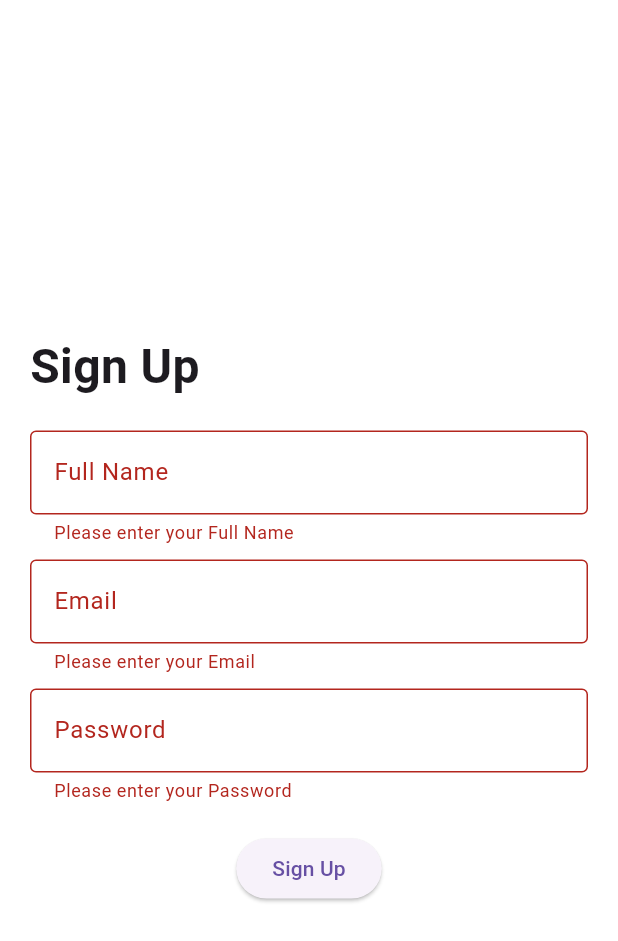
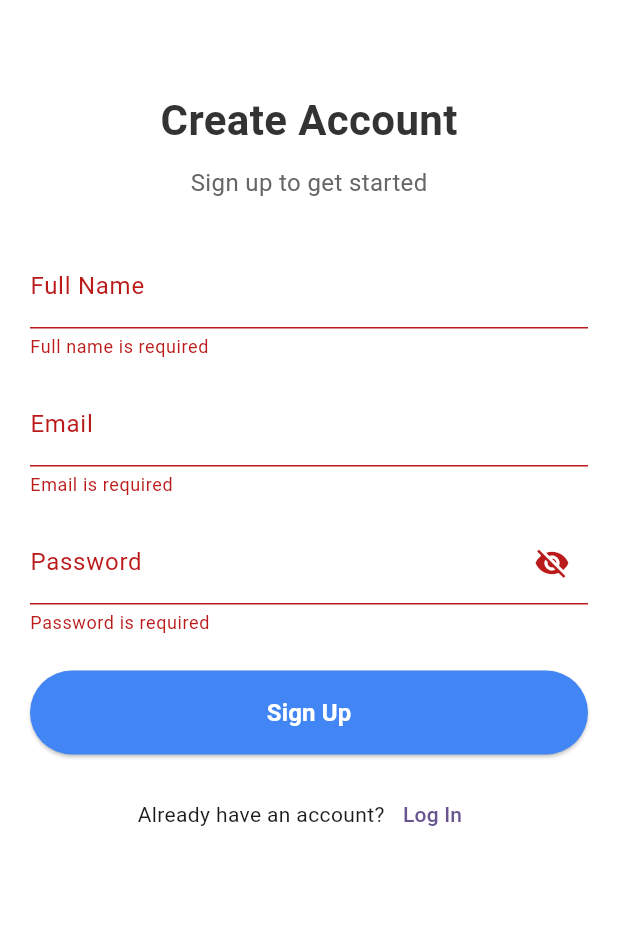
Before and after one commit to KarikariSamuelZachary/AsthmaGuard, a Flutter app: the screen it shows after launch, after a tap on "Sign Up", on a phone screen of 412 x 824 dp. Shown: the top 941 px of the screen. Run offline on Flutter 3.47's test engine with Material 3 defaults, Android fonts, the phone set to English and light mode, and no system bars; drawn by our look-alikes of flutter_animate.

Commit message:
Minor changes

```diff
--- a/mobile/lib/main.dart
+++ b/mobile/lib/main.dart
@@ -1,128 +1,28 @@
 import 'package:flutter/material.dart';
-import 'screens/signup_page.dart';
+import 'screens/auth/signup_page.dart';
+import 'screens/auth/dashboard_screen.dart'; // This should define DashboardScreen
 
 void main() {
-  runApp(MaterialApp(
-    home: SignupPage(), // Make sure this points to your signup page
-  ));
+  runApp(MyApp());
 }
 
 class MyApp extends StatelessWidget {
   const MyApp({super.key});
 
-  // This widget is the root of your application.
   @override
   Widget build(BuildContext context) {
     return MaterialApp(
       title: 'Flutter Demo',
+      debugShowCheckedModeBanner: false,
       theme: ThemeData(
-        // This is the theme of your application.
-        //
-        // TRY THIS: Try running your application with "flutter run". You'll see
-        // the application has a purple toolbar. Then, without quitting the app,
-        // try changing the seedColor in the colorScheme below to Colors.green
-        // and then invoke "hot reload" (save your changes or press the "hot
-        // reload" button in a Flutter-supported IDE, or press "r" if you used
-        // the command line to start the app).
-        //
-        // Notice that the counter didn't reset back to zero; the application
-        // state is not lost during the reload. To reset the state, use hot
-        // restart instead.
-        //
-        // This works for code too, not just values: Most code changes can be
-        // tested with just a hot reload.
         colorScheme: ColorScheme.fromSeed(seedColor: Colors.deepPurple),
         useMaterial3: true,
       ),
-      home: const MyHomePage(title: 'Flutter Demo Home Page'),
+      initialRoute: '/signup',
+      routes: {
+        '/signup': (context) => SignupScreen(),
+        '/dashboard': (context) => DashboardScreen(),
+      },
     );
   }
 }
-
-class MyHomePage extends StatefulWidget {
-  const MyHomePage({super.key, required this.title});
-
-  // This widget is the home page of your application. It is stateful, meaning
-  // that it has a State object (defined below) that contains fields that affect
-  // how it looks.
-
-  // This class is the configuration for the state. It holds the values (in this
-  // case the title) provided by the parent (in this case the App widget) and
-  // used by the build method of the State. Fields in a Widget subclass are
-  // always marked "final".
-
-  final String title;
-
-  @override
-  State<MyHomePage> createState() => _MyHomePageState();
-}
-
-class _MyHomePageState extends State<MyHomePage> {
-  int _counter = 0;
-
-  void _incrementCounter() {
-    setState(() {
-      // This call to setState tells the Flutter framework that something has
-      // changed in this State, which causes it to rerun the build method below
-      // so that the display can reflect the updated values. If we changed
-      // _counter without calling setState(), then the build method would not be
-      // called again, and so nothing would appear to happen.
-      _counter++;
-    });
-  }
-
-  @override
-  Widget build(BuildContext context) {
-    // This method is rerun every time setState is called, for instance as done
-    // by the _incrementCounter method above.
-    //
-    // The Flutter framework has been optimized to make rerunning build methods
-    // fast, so that you can just rebuild anything that needs updating rather
-    // than having to individually change instances of widgets.
-    return Scaffold(
-      appBar: AppBar(
-        // TRY THIS: Try changing the color here to a specific color (to
-        // Colors.amber, perhaps?) and trigger a hot reload to see the AppBar
-        // change color while the other colors stay the same.
-        backgroundColor: Theme.of(context).colorScheme.inversePrimary,
-        // Here we take the value from the MyHomePage object that was created by
-        // the App.build method, and use it to set our appbar title.
-        title: Text(widget.title),
-      ),
-      body: Center(
-        // Center is a layout widget. It takes a single child and positions it
-        // in the middle of the parent.
-        child: Column(
-          // Column is also a layout widget. It takes a list of children and
-          // arranges them vertically. By default, it sizes itself to fit its
-          // children horizontally, and tries to be as tall as its parent.
-          //
-          // Column has various properties to control how it sizes itself and
-          // how it positions its children. Here we use mainAxisAlignment to
-          // center the children vertically; the main axis here is the vertical
-          // axis because Columns are vertical (the cross axis would be
-          // horizontal).
-          //
-          // TRY THIS: Invoke "debug painting" (choose the "Toggle Debug Paint"
-          // action in the IDE, or press "p" in the console), to see the
-          // wireframe for each widget.
-          mainAxisAlignment: MainAxisAlignment.center,
-          children: <Widget>[
-            const Text(
-              'You have pushed the button this many times:',
-            ),
-            Text(
-              '$_counter',
-              style: Theme.of(context).textTheme.headlineMedium,
-            ),
-          ],
-        ),
-      ),
-      floatingActionButton: FloatingActionButton(
-        onPressed: _incrementCounter,
-        tooltip: 'Increment',
-        child: const Icon(Icons.add),
-      ), // This trailing comma makes auto-formatting nicer for build methods.
-    );
-  }
-}
--- /dev/null
+++ b/mobile/lib/screens/auth/signup_page.dart
@@ -0,0 +1,148 @@
+import 'package:flutter/material.dart';
+
+class SignupScreen extends StatefulWidget {
+  const SignupScreen({super.key});
+
+  @override
+  _SignupScreenState createState() => _SignupScreenState();
+}
+
+class _SignupScreenState extends State<SignupScreen> {
+  final _formKey = GlobalKey<FormState>();
+  final _nameController = TextEditingController();
+  final _emailController = TextEditingController();
+  final _passwordController = TextEditingController();
+  bool _isObscure = true;
+  bool _isLoading = false;
+
+  // Simple inline validators
+  String? _validateEmail(String? value) {
+    if (value == null || value.isEmpty) return 'Email is required';
+    final emailRegex = RegExp(r'^[^@]+@[^@]+\.[^@]+');
+    if (!emailRegex.hasMatch(value)) return 'Enter a valid email';
+    return null;
+  }
+
+  String? _validatePassword(String? value) {
+    if (value == null || value.isEmpty) return 'Password is required';
+    if (value.length < 6) return 'Password must be at least 6 characters';
+    return null;
+  }
+
+  void _handleSignup() {
+    if (!_formKey.currentState!.validate()) return;
+
+    setState(() => _isLoading = true);
+
+    Future.delayed(const Duration(seconds: 2), () {
+      setState(() => _isLoading = false);
+      Navigator.pushReplacementNamed(context, '/dashboard');
+    });
+  }
+
+  @override
+  Widget build(BuildContext context) {
+    final isDark = Theme.of(context).brightness == Brightness.dark;
+
+    return Scaffold(
+      backgroundColor: isDark ? const Color(0xFF121212) : Colors.white,
+      body: SafeArea(
+        child: SingleChildScrollView(
+          padding: const EdgeInsets.all(20),
+          child: Column(
+            children: [
+              const SizedBox(height: 40),
+              Text(
+                'Create Account',
+                style: TextStyle(
+                  fontSize: 28,
+                  fontWeight: FontWeight.bold,
+                  color: isDark ? Colors.white : const Color(0xFF333333),
+                ),
+              ),
+              const SizedBox(height: 10),
+              Text(
+                'Sign up to get started',
+                style: TextStyle(
+                  fontSize: 16,
+                  color: isDark ? Colors.white70 : const Color(0xFF666666),
+                ),
+              ),
+              const SizedBox(height: 30),
+              Form(
+                key: _formKey,
+                child: Column(
+                  children: [
+                    TextFormField(
+                      controller: _nameController,
+                      decoration: const InputDecoration(labelText: 'Full Name'),
+                      validator: (value) => value == null || value.isEmpty
+                          ? 'Full name is required'
+                          : null,
+                    ),
+                    const SizedBox(height: 16),
+                    TextFormField(
+                      controller: _emailController,
+                      decoration: const InputDecoration(labelText: 'Email'),
+                      validator: _validateEmail,
+                      keyboardType: TextInputType.emailAddress,
+                    ),
+                    const SizedBox(height: 16),
+                    TextFormField(
+                      controller: _passwordController,
+                      obscureText: _isObscure,
+                      decoration: InputDecoration(
+                        labelText: 'Password',
+                        suffixIcon: IconButton(
+                          icon: Icon(_isObscure
+                              ? Icons.visibility_off
+                              : Icons.visibility),
+                          onPressed: () =>
+                              setState(() => _isObscure = !_isObscure),
+                        ),
+                      ),
+                      validator: _validatePassword,
+                    ),
+                    const SizedBox(height: 24),
+                    ElevatedButton(
+                      onPressed: _isLoading ? null : _handleSignup,
+                      style: ElevatedButton.styleFrom(
+                        backgroundColor: const Color(0xFF4285F4),
+                        minimumSize: const Size(double.infinity, 56),
+                        shape: RoundedRectangleBorder(
+                          borderRadius: BorderRadius.circular(28),
+                        ),
+                      ),
+                      child: _isLoading
+                          ? const CircularProgressIndicator(color: Colors.white)
+                          : const Text(
+                              'Sign Up',
+                              style: TextStyle(
+                                color: Colors.white,
+                                fontSize: 16,
+                                fontWeight: FontWeight.w600,
+                              ),
+                            ),
+                    ),
+                    const SizedBox(height: 16),
+                    Row(
+                      mainAxisAlignment: MainAxisAlignment.center,
+                      children: [
+                        const Text('Already have an account?'),
+                        TextButton(
+                          onPressed: () =>
+                              Navigator.pushNamed(context, '/login'),
+                          child: const Text('Log In'),
+                        ),
+                      ],
+                    ),
+                  ],
+                ),
+              ),
+            ],
+          ),
+        ),
+      ),
+    );
+  }
+}
--- a/mobile/lib/screens/signup_page.dart
+++ /dev/null
@@ -1,76 +0,0 @@
-import 'package:flutter/material.dart';
-import 'package:flutter_animate/flutter_animate.dart';
-
-class SignupPage extends StatefulWidget {
-  @override
-  _SignupPageState createState() => _SignupPageState();
-}
-
-class _SignupPageState extends State<SignupPage> {
-  final _formKey = GlobalKey<FormState>();
-  final TextEditingController _emailController = TextEditingController();
-  final TextEditingController _passwordController = TextEditingController();
-  final TextEditingController _nameController = TextEditingController();
-
-  @override
-  Widget build(BuildContext context) {
-    return Scaffold(
-      backgroundColor: Colors.white,
-      body: Center(
-        child: Padding(
-          padding: const EdgeInsets.all(20.0),
-          child: Column(
-            mainAxisAlignment: MainAxisAlignment.center,
-            crossAxisAlignment: CrossAxisAlignment.start,
-            children: [
-              Text(
-                "Sign Up",
-                style: TextStyle(fontSize: 32, fontWeight: FontWeight.bold),
-              ).animate().fade(duration: 800.ms).slideY(),
-              SizedBox(height: 20),
-              Form(
-                key: _formKey,
-                child: Column(
-                  children: [
-                    _buildTextField("Full Name", _nameController, false),
-                    SizedBox(height: 10),
-                    _buildTextField("Email", _emailController, false),
-                    SizedBox(height: 10),
-                    _buildTextField("Password", _passwordController, true),
-                    SizedBox(height: 20),
-                    ElevatedButton(
-                      onPressed: () {
-                        if (_formKey.currentState!.validate()) {
-                          // Handle signup logic
-                        }
-                      },
-                      child: Text("Sign Up"),
-                    ).animate().fade(duration: 500.ms).scale(),
-                  ],
-                ),
-              ),
-            ],
-          ),
-        ),
-      ),
-    );
-  }
-
-  Widget _buildTextField(
-      String label, TextEditingController controller, bool isPassword) {
-    return TextFormField(
-      controller: controller,
-      obscureText: isPassword,
-      decoration: InputDecoration(
-        labelText: label,
-        border: OutlineInputBorder(),
-      ),
-      validator: (value) {
-        if (value == null || value.isEmpty) {
-          return 'Please enter your $label';
-        }
-        return null;
-      },
-    ).animate().fade(duration: 500.ms).slideX();
-  }
-}
--- a/mobile/pubspec.yaml
+++ b/mobile/pubspec.yaml
@@ -34,6 +34,8 @@ dependencies:
   # The following adds the Cupertino Icons font to your application.
   # Use with the CupertinoIcons class for iOS style icons.
   cupertino_icons: ^1.0.8
+  flutter_animate: ^4.5.2
+  font_awesome_flutter: ^10.8.0
 
 dev_dependencies:
   flutter_test:
```
Also changed, not shown: mobile/lib/screens/auth/dashboard_screen.dart (added, +52 -0 lines), mobile/pubspec.lock.
